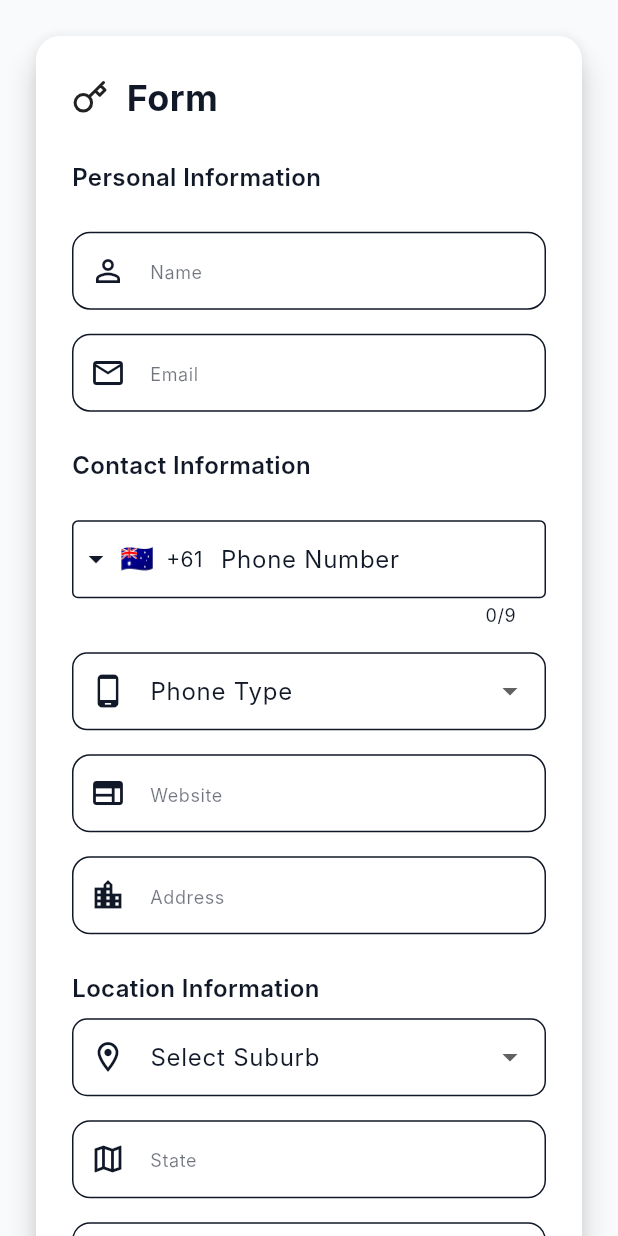
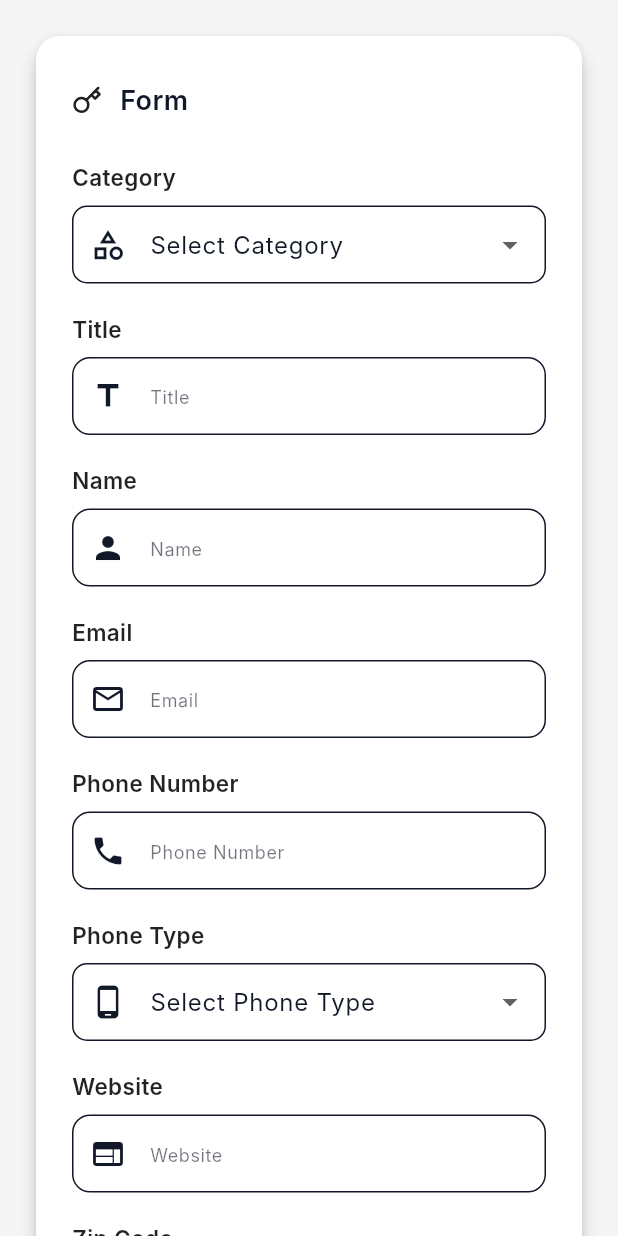
Before and after one commit to huzaifa-huzzi/Project_Lead, a Flutter app: the FormFilling screen opened directly, on a phone screen of 412 x 824 dp. Run offline on Flutter 3.47's test engine with Material 3 defaults, Android fonts, the phone set to English and light mode, and no system bars; drawn by our look-alikes of intl_phone_field; our stand-ins replace fl_chart, flutter_feather_icons, get, loading_indicator; Roboto replaces fonts that are missing (Inter).

Commit message:
Form completed

```diff
--- a/lib/View/Form/Form.dart
+++ b/lib/View/Form/Form.dart
@@ -1,7 +1,6 @@
 import 'package:flutter/material.dart';
 import 'package:flutter_feather_icons/flutter_feather_icons.dart';
 import 'package:get/get.dart';
-import 'package:intl_phone_field/intl_phone_field.dart';
 import 'package:project_x/View/Form/Widgets/FormFillingButtonWidgets.dart';
 import '../../Resources/Reusable Widgets/Sizing of Screen.dart';
 import '../../Resources/Reusable Widgets/TextInputForm/TextInputForm.dart';
@@ -20,185 +19,166 @@ class FormFilling extends StatelessWidget {
     final isMobile = MediaQuery.of(context).size.width < 600;
 
     return Scaffold(
-      backgroundColor: AppColors.backgroundColor,
-      body: Center(
+      backgroundColor: AppColors.screenColors,
+        body: SafeArea(
           child: SingleChildScrollView(
             padding: const EdgeInsets.all(20),
-          child: ConstrainedBox(
-            constraints: const BoxConstraints(maxWidth: 800),
+            child: Center(
               child: Card(
-              elevation: 8,
+                elevation: 5,
+                color: Colors.white,
                 shape: RoundedRectangleBorder(borderRadius: BorderRadius.circular(16)),
                 child: Padding(
-                padding: const EdgeInsets.all(24),
+                  padding: const EdgeInsets.symmetric(horizontal: 24, vertical: 30),
+                  child: ConstrainedBox(
+                    constraints: const BoxConstraints(maxWidth: 500),
                     child: Form(
                       key: _formKey,
                       child: Column(
                         crossAxisAlignment: CrossAxisAlignment.start,
                         children: [
-                      /// Title & Icon
+                          /// Title
                           Row(
-                         children: [
-                           Icon(
-                             FeatherIcons.key,
-                             size: 24,
-                           ),
-                           SizedBox(width: SizingConfig.width(0.03)),
+                            children: const [
+                              Icon(FeatherIcons.key, size: 20),
+                              SizedBox(width: 12),
                               Text(
                                 "Form",
-                             style: TextStyle(
-                               fontWeight: FontWeight.bold,
-                               fontSize: 24,
-                             ),
+                                style: TextStyle(fontWeight: FontWeight.w600, fontSize: 18),
                               ),
                             ],
                           ),
+                          const SizedBox(height: 28),
 
+                          /// All Fields
+                          buildField("Category", true,
+                              child: Obx(() => DropdownButtonFormField<String>(
+                                value: controller.keywordCategory.value.isEmpty ? null : controller.keywordCategory.value,
+                                decoration: _inputDecoration("Select Category", Icons.category_outlined),
+                                items: controller.categories.map((item) => DropdownMenuItem(value: item, child: Text(item))).toList(),
+                                onChanged: (value) => controller.keywordCategory.value = value!,
+                                validator: (value) => value == null || value.isEmpty ? 'Select category' : null,
+                              ))),
 
-                      SizedBox(height: SizingConfig.height(0.03)),
+                          buildField("Title", true,
+                              child: TextInputForm(
+                                myController: controller.keywordTitleController,
+                                hint: 'Title',
+                                iconData: Icons.title,
+                                focusNode: controller.keywordTitleFocusNode,
+                                keyBoardType: TextInputType.text,
+                                onFieldSubmittedView: (_) {},
+                                onValidator: (value) => value!.isEmpty ? 'Enter keyword title' : null,
+                              )),
 
-                      /// Personal Information
-                      sectionTitle("Personal Information",),
-                      SizedBox(height: SizingConfig.height(0.03)),
-                      buildWrap([
-                        TextInputForm(
+                          buildField("Name", true,
+                              child: TextInputForm(
                                 myController: controller.nameController,
+                                hint: 'Name',
+                                iconData: Icons.person,
                                 focusNode: controller.nameFocusNode,
+                                keyBoardType: TextInputType.name,
                                 onFieldSubmittedView: (_) {},
-                          keyBoardType: TextInputType.name,
-                          hint: 'Name',
-                          iconData: Icons.person_outline,
-                          onValidator: (value) => value!.isEmpty ? 'Please enter name' : null,
-                        ),
-                        TextInputForm(
+                                onValidator: (value) => value!.isEmpty ? 'Enter name' : null,
+                              )),
+
+                          buildField("Email", true,
+                              child: TextInputForm(
                                 myController: controller.emailController,
-                          focusNode: controller.emailFocusNode,
-                          onFieldSubmittedView: (_) {},
-                          keyBoardType: TextInputType.emailAddress,
                                 hint: 'Email',
                                 iconData: Icons.email_outlined,
-                          onValidator: (value) => value!.isEmpty ? 'Please enter email' : null,
-                        ),
-                      ], isMobile),
+                                focusNode: controller.emailFocusNode,
+                                keyBoardType: TextInputType.emailAddress,
+                                onFieldSubmittedView: (_) {},
+                                onValidator: (value) => value!.isEmpty ? 'Enter email' : null,
+                              )),
 
-                      SizedBox(height: SizingConfig.height(0.03)),
+                          buildField("Phone Number", true,
+                              child: TextInputForm(
+                                myController: controller.phoneNumberController,
+                                hint: 'Phone Number',
+                                iconData: Icons.phone,
+                                focusNode: controller.phoneNumberFocusNode,
+                                keyBoardType: TextInputType.phone,
+                                onFieldSubmittedView: (_) {},
+                                onValidator: (value) => value!.isEmpty ? 'Enter phone' : null,
+                              )),
 
-                      /// Contact Information
-                      sectionTitle("Contact Information"),
-                      SizedBox(height: SizingConfig.height(0.03)),
-                      buildWrap([
-                        IntlPhoneField(
-                          decoration: InputDecoration(
-                            labelText: 'Phone Number',
-                            border: OutlineInputBorder(
-                              borderSide: BorderSide(),
-                            ),
-                          ),
-                          initialCountryCode: 'AU',
-                          onChanged: (phone) {
-                            print(phone.completeNumber);
-                          },
-                        ),
-                        Obx(() => DropdownButtonFormField<String>(
-                          value: controller.phoneTypeController.value.isEmpty
-                              ? null
-                              : controller.phoneTypeController.value,
-                          decoration: InputDecoration(
-                            labelText: 'Phone Type',
-                            border: OutlineInputBorder(borderRadius: BorderRadius.circular(10)),
-                            prefixIcon: const Icon(Icons.phone_android),
-                          ),
-                          items: ['Personal', 'Business'].map((type) {
-                            return DropdownMenuItem(value: type, child: Text(type));
-                          }).toList(),
+                          buildField("Phone Type", true,
+                              child: Obx(() => DropdownButtonFormField<String>(
+                                value: controller.phoneTypeController.value.isEmpty ? null : controller.phoneTypeController.value,
+                                decoration: _inputDecoration("Select Phone Type", Icons.phone_android),
+                                items: controller.phoneTypes.map((item) => DropdownMenuItem(value: item, child: Text(item))).toList(),
                                 onChanged: (value) => controller.phoneTypeController.value = value!,
                                 validator: (value) => value == null || value.isEmpty ? 'Select phone type' : null,
+                              ))),
+
+                          buildField("Website", true,
+                              child: TextInputForm(
+                                myController: controller.websiteController,
+                                hint: 'Website',
+                                iconData: Icons.web,
+                                focusNode: controller.websiteFocusNode,
+                                keyBoardType: TextInputType.url,
+                                onFieldSubmittedView: (_) {},
+                                onValidator: (value) => value!.isEmpty ? 'Enter website' : null,
                               )),
-                        TextInputForm(
-                          myController: controller.websiteController,
-                          focusNode: controller.websiteFocusNode,
+
+                          buildField("Zip Code", true,
+                              child: TextInputForm(
+                                myController: controller.zipcodeController,
+                                hint: 'Zip Code',
+                                iconData: Icons.home,
+                                focusNode: controller.zipcodeFocusNode,
+                                keyBoardType: TextInputType.number,
                                 onFieldSubmittedView: (_) {},
-                          keyBoardType: TextInputType.url,
-                          hint: 'Website',
-                          iconData: Icons.web_outlined,
-                          onValidator: (value) => value!.isEmpty ? 'Please enter website' : null,
+                                onValidator: (value) => value!.isEmpty ? 'Enter zip code' : null,
+                              )),
+
+                          buildField("Suburb", true,
+                              child: TextInputForm(
+                                myController: controller.suburbController,
+                                hint: 'Suburb',
+                                iconData: Icons.location_city,
+                                focusNode: controller.suburbFocusNode,
+                                keyBoardType: TextInputType.text,
+                                onFieldSubmittedView: (_) {},
+                                onValidator: (value) => value!.isEmpty ? 'Enter suburb' : null,
+                              )),
+
+                          buildField("City", true,
+                              child: Obx(() => DropdownButtonFormField<String>(
+                                value: controller.cityController.value.isEmpty ? null : controller.cityController.value,
+                                decoration: _inputDecoration("Select City", Icons.location_city_outlined),
+                                items: controller.cities.map((city) => DropdownMenuItem(value: city, child: Text(city))).toList(),
+                                onChanged: (value) => controller.cityController.value = value!,
+                                validator: (value) => value == null || value.isEmpty ? 'Select city' : null,
+                              ))),
+
+                          buildField("State", true,
+                              child: Obx(() => DropdownButtonFormField<String>(
+                                value: controller.selectedSuburb.value.isEmpty ? null : controller.selectedSuburb.value,
+                                decoration: _inputDecoration("Select State", Icons.map_outlined),
+                                items: controller.suburbs.map((state) => DropdownMenuItem(value: state, child: Text(state))).toList(),
+                                onChanged: (value) => controller.selectedSuburb.value = value!,
+                                validator: (value) => value == null || value.isEmpty ? 'Select state' : null,
+                              ))),
+
+                          buildField("Complete Address", true,
+                              child: TextInputForm(
+                                myController: controller.addressController,
+                                hint: 'Address',
+                                iconData: Icons.location_on_outlined,
+                                focusNode: controller.addressFocusNode,
+                                keyBoardType: TextInputType.text,
+                                onFieldSubmittedView: (_) {},
+                                onValidator: (value) => value!.isEmpty ? 'Enter address' : null,
+                              )),
+
+                          const SizedBox(height: 30),
+                          FormFillingButtonWidget(formKey: _formKey, controller: controller),
+                        ],
                       ),
-                        TextInputForm(
-                          myController: controller.addressController,
-                          focusNode: controller.addressFocusNode,
-                          onFieldSubmittedView: (_) {},
-                          keyBoardType: TextInputType.text,
-                          hint: 'Address',
-                          iconData: Icons.location_city_outlined,
-                          onValidator: (value) => value!.isEmpty ? 'Please enter address' : null,
-                        ),
-                      ], isMobile),
-
-                      SizedBox(height: SizingConfig.height(0.03)),
-
-                      /// Location Information
-                      sectionTitle("Location Information"),
-                      SizedBox(height: SizingConfig.height(0.01)),
-                      buildWrap([
-                        Obx(() {
-                          final selected = controller.selectedSuburb.value;
-
-
-                          final isValid = controller.suburbs.contains(selected);
-                          final dropdownValue = isValid ? selected : null;
-
-                          return DropdownButtonFormField<String>(
-                            value: dropdownValue,
-                            decoration: InputDecoration(
-                              labelText: 'Select Suburb',
-                              border: OutlineInputBorder(borderRadius: BorderRadius.circular(10)),
-                              prefixIcon: const Icon(Icons.location_on_outlined),
-                            ),
-                            items: controller.suburbs.toSet().map((suburb) {
-                              return DropdownMenuItem<String>(
-                                value: suburb,
-                                child: Text(suburb),
-                              );
-                            }).toList(),
-                            onChanged: (value) => controller.selectedSuburb.value = value!,
-                            validator: (value) => value == null || value.isEmpty ? 'Select suburb' : null,
-                          );
-                        }),
-
-                        TextInputForm(
-                          myController: controller.stateController,
-                          focusNode: controller.stateFocusNode,
-                          onFieldSubmittedView: (_) {},
-                          keyBoardType: TextInputType.text,
-                          hint: 'State',
-                          iconData: Icons.map_outlined,
-                          onValidator: (value) => value!.isEmpty ? 'Please enter state' : null,
-                        ),
-                        TextInputForm(
-                          myController: controller.countryController,
-                          focusNode: controller.countryFocusNode,
-                          onFieldSubmittedView: (_) {},
-                          keyBoardType: TextInputType.text,
-                          hint: 'Country',
-                          iconData: Icons.flag_outlined,
-                          onValidator: (value) => value!.isEmpty ? 'Please enter country' : null,
-                        ),
-                        TextInputForm(
-                          myController: controller.zipcodeController,
-                          focusNode: controller.zipcodeFocusNode,
-                          onFieldSubmittedView: (_) {},
-                          keyBoardType: TextInputType.number,
-                          hint: 'Zip Code',
-                          iconData: Icons.home_outlined,
-                          onValidator: (value) => value!.isEmpty ? 'Please enter zip code' : null,
-                        ),
-                      ], isMobile),
-
-                      SizedBox(height: SizingConfig.height(0.04)),
-
-                      /// Submit Button
-                      FormFillingButtonWidget(formKey: _formKey, controller: controller)
-                    ],
                     ),
                   ),
                 ),
@@ -209,21 +189,37 @@ class FormFilling extends StatelessWidget {
     );
   }
 
-  Widget sectionTitle(String title) {
-    return Text(
-      title,
-      style: TextStyle(
-        fontSize: 16,
+
+  Widget buildField(String label, bool isMobile, {required Widget child}) {
+    return Padding(
+      padding: const EdgeInsets.only(bottom: 20),
+      child: SizedBox(
+        width: isMobile ? double.infinity : 500,
+        child: Column(
+          crossAxisAlignment: CrossAxisAlignment.start,
+          children: [
+            Text(
+              label,
+              style: const TextStyle(
                 fontWeight: FontWeight.w600,
+                fontSize: 15,
+                color: Colors.black87,
+              ),
+            ),
+            const SizedBox(height: 8),
+            child,
+          ],
+        ),
       ),
     );
   }
 
-  Widget buildWrap(List<Widget> children, bool isMobile) {
-    return Wrap(
-      spacing: 16,
-      runSpacing: 16,
-      children: children.map((e) => SizedBox(width: isMobile ? double.infinity : 350, child: e)).toList(),
+
+  InputDecoration _inputDecoration(String label, IconData icon) {
+    return InputDecoration(
+      labelText: label,
+      border: OutlineInputBorder(borderRadius: BorderRadius.circular(10)),
+      prefixIcon: Icon(icon),
     );
   }
 }
--- a/lib/View/Form/Widgets/FormFillingButtonWidgets.dart
+++ b/lib/View/Form/Widgets/FormFillingButtonWidgets.dart
@@ -26,16 +26,6 @@ class FormFillingButtonWidget extends StatelessWidget {
       crossAxisAlignment: CrossAxisAlignment.stretch,
       children: [
         PrimaryBtn(
-          title: 'Clear',
-          onTap: () {
-            _formKey.currentState?.reset();
-            controller.clearForm();
-          },
-          loading: controller.loading.value,
-          color: const Color(0xff515a65),
-        ),
-        const SizedBox(height: 16),
-        PrimaryBtn(
           title: 'Submit',
           onTap: () {
             if (_formKey.currentState!.validate()) {
@@ -50,18 +40,6 @@ class FormFillingButtonWidget extends StatelessWidget {
         : Row(
       mainAxisAlignment: MainAxisAlignment.center,
       children: [
-        SizedBox(
-          width: SizingConfig.width(0.15),
-          child: PrimaryBtn(
-            title: 'Clear',
-            onTap: () {
-              _formKey.currentState?.reset();
-              controller.clearForm();
-            },
-            loading: controller.loading.value,
-            color: const Color(0xff515a65),
-          ),
-        ),
         SizedBox(width: SizingConfig.width(0.02)),
         SizedBox(
           width: SizingConfig.width(0.15),
--- a/lib/View_model/Controllers/FormController.dart
+++ b/lib/View_model/Controllers/FormController.dart
@@ -11,12 +11,16 @@ class FormController extends GetxController {
   final suburbController = TextEditingController();
   final stateController = TextEditingController();
   final websiteController = TextEditingController();
+  final keywordTitleController = TextEditingController();
+  final statusController = TextEditingController(text: 'Open');
+
   final phoneTypeController = ''.obs;
+  final keywordCategory = ''.obs;
+  final cityController = ''.obs;
+  final selectedSuburb = ''.obs;
 
-  /// Loading indicator
   Rx<bool> loading = false.obs;
 
-  /// FocusNodes
   final nameFocusNode = FocusNode();
   final emailFocusNode = FocusNode();
   final addressFocusNode = FocusNode();
@@ -26,9 +30,7 @@ class FormController extends GetxController {
   final suburbFocusNode = FocusNode();
   final stateFocusNode = FocusNode();
   final websiteFocusNode = FocusNode();
-
-  /// Dropdown for the suburbs
-  var selectedSuburb = ''.obs;
+  final keywordTitleFocusNode = FocusNode();
 
   final List<String> suburbs = [
     'Sydney',
@@ -42,10 +44,31 @@ class FormController extends GetxController {
     'North Sydney'
   ];
 
-  /// Dispose all controllers and focus nodes
+  final List<String> states = [
+    'New South Wales',
+    'Victoria',
+    'Queensland',
+    'South Australia'
+  ];
+
+  final List<String> cities = [
+    'Lahore',
+    'Karachi',
+    'Islamabad'
+  ];
+
+  final List<String> categories = [
+    'Hospitality',
+    'Construction'
+  ];
+
+  final List<String> phoneTypes = [
+    'Personal',
+    'Business'
+  ];
+
   @override
   void onClose() {
-
     nameController.dispose();
     emailController.dispose();
     addressController.dispose();
@@ -55,6 +78,9 @@ class FormController extends GetxController {
     suburbController.dispose();
     stateController.dispose();
     websiteController.dispose();
+    keywordTitleController.dispose();
+    statusController.dispose();
+
     nameFocusNode.dispose();
     emailFocusNode.dispose();
     addressFocusNode.dispose();
@@ -64,11 +90,11 @@ class FormController extends GetxController {
     suburbFocusNode.dispose();
     stateFocusNode.dispose();
     websiteFocusNode.dispose();
+    keywordTitleFocusNode.dispose();
 
     super.onClose();
   }
 
-  /// Clear all the form
   void clearForm() {
     nameController.clear();
     emailController.clear();
@@ -79,8 +105,12 @@ class FormController extends GetxController {
     suburbController.clear();
     stateController.clear();
     websiteController.clear();
+    keywordTitleController.clear();
+    statusController.clear();
+
     phoneTypeController.value = '';
+    keywordCategory.value = '';
+    cityController.value = '';
     selectedSuburb.value = '';
   }
-
 }
```
Lines whose indentation alone changed are shown as unchanged.
